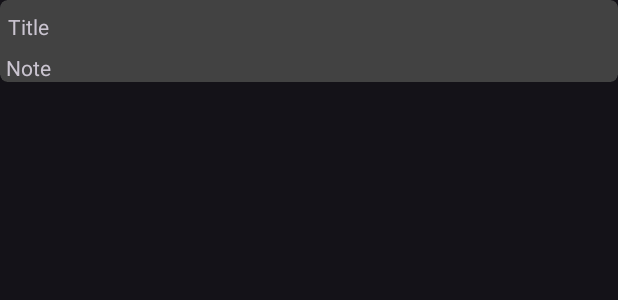
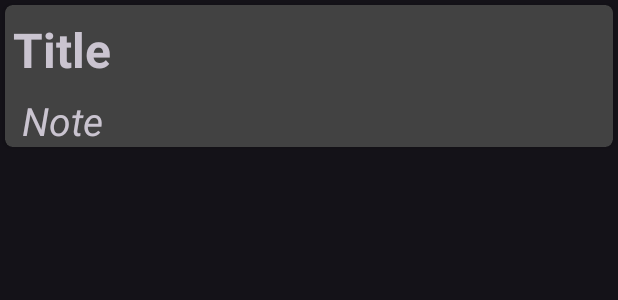
Before and after one commit to PopovGitProjects/NoteBookSQLite, an Android app: the layout note_item.xml on its own in the app's theme, with its tools: preview values and no code run, on a phone screen of 412 x 824 dp. Shown: the top 300 px of the screen. Run offline under Robolectric (Android 15) with nearby library versions, the phone set to English and light mode, and no system bars.

```diff
--- a/app/src/main/res/layout/fragment_main.xml
+++ b/app/src/main/res/layout/fragment_main.xml
@@ -40,7 +40,6 @@
         android:id="@+id/tvNoElement"
         android:layout_width="wrap_content"
         android:layout_height="wrap_content"
-        android:text="Data base is empty"
         android:textSize="24sp"
         android:textStyle="italic"
         android:layout_gravity="center"
--- a/app/src/main/res/layout/note_item.xml
+++ b/app/src/main/res/layout/note_item.xml
@@ -3,6 +3,7 @@
     xmlns:app="http://schemas.android.com/apk/res-auto"
     xmlns:tools="http://schemas.android.com/tools"
     android:layout_width="match_parent"
+    android:layout_margin="3dp"
     android:layout_height="wrap_content"
     app:cardCornerRadius="5dp">
 
@@ -16,6 +17,8 @@
             android:layout_height="wrap_content"
             android:layout_marginStart="5dp"
             android:layout_marginTop="8dp"
+            android:textSize="32sp"
+            android:textStyle="bold"
             app:layout_constraintStart_toStartOf="parent"
             app:layout_constraintTop_toTopOf="parent"
             tools:text="Title" />
@@ -25,6 +28,8 @@
             android:layout_width="wrap_content"
             android:layout_height="wrap_content"
             android:layout_marginTop="8dp"
+            android:textSize="26sp"
+            android:textStyle="italic"
             app:layout_constraintEnd_toEndOf="@+id/itemTitle"
             app:layout_constraintStart_toStartOf="@+id/itemTitle"
             app:layout_constraintTop_toBottomOf="@+id/itemTitle"
@@ -32,8 +37,8 @@
 
         <ImageView
             android:id="@+id/itemImgView"
-            android:layout_width="wrap_content"
-            android:layout_height="wrap_content"
+            android:layout_width="80dp"
+            android:layout_height="80dp"
             app:layout_constraintEnd_toEndOf="parent"
             android:visibility="gone"
             app:layout_constraintHorizontal_bias="1.0"
```
Also changed, not shown: app/src/main/java/com/example/notebooksqlite/adapters/Adapter.kt (+12 -1 lines), app/src/main/java/com/example/notebooksqlite/screens/AddFragment.kt (+8 -7 lines), app/src/main/java/com/example/notebooksqlite/screens/MainFragment.kt (+8 -7 lines).
